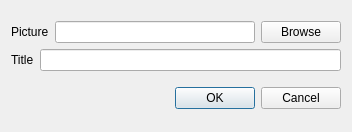
Above: thephotolist/photolist/itemmaker.ui from utat-uav/groundstation before the change. Below: the same form after it.
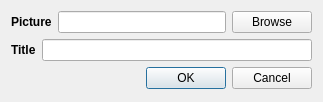
That is the form after the change.

```diff
--- a/thephotolist/photolist/itemmaker.ui
+++ b/thephotolist/photolist/itemmaker.ui
@@ -6,8 +6,8 @@
    <rect>
     <x>0</x>
     <y>0</y>
-    <width>352</width>
-    <height>132</height>
+    <width>323</width>
+    <height>102</height>
    </rect>
   </property>
   <property name="windowTitle">
@@ -20,6 +20,12 @@
       <layout class="QHBoxLayout" name="horizontalLayout_2">
        <item>
         <widget class="QLabel" name="label">
+         <property name="font">
+          <font>
+           <weight>75</weight>
+           <bold>true</bold>
+          </font>
+         </property>
          <property name="text">
           <string>Picture</string>
          </property>
@@ -41,6 +47,12 @@
       <layout class="QHBoxLayout" name="horizontalLayout_3">
        <item>
         <widget class="QLabel" name="label_2">
+         <property name="font">
+          <font>
+           <weight>75</weight>
+           <bold>true</bold>
+          </font>
+         </property>
          <property name="text">
           <string>Title</string>
          </property>
```
